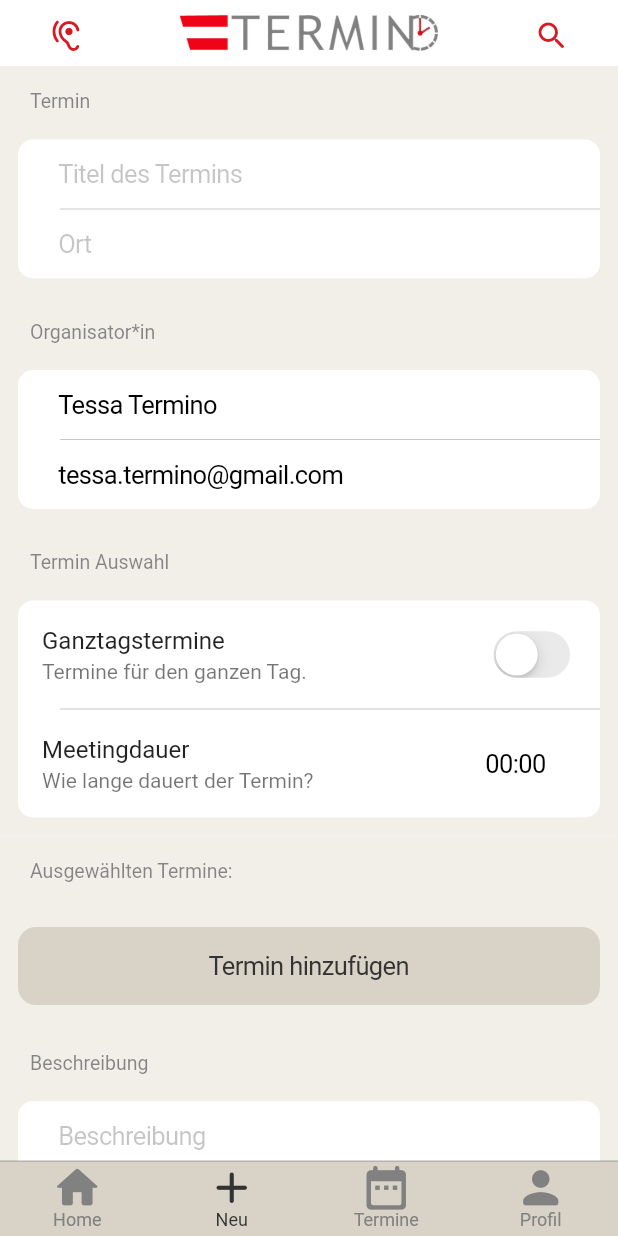
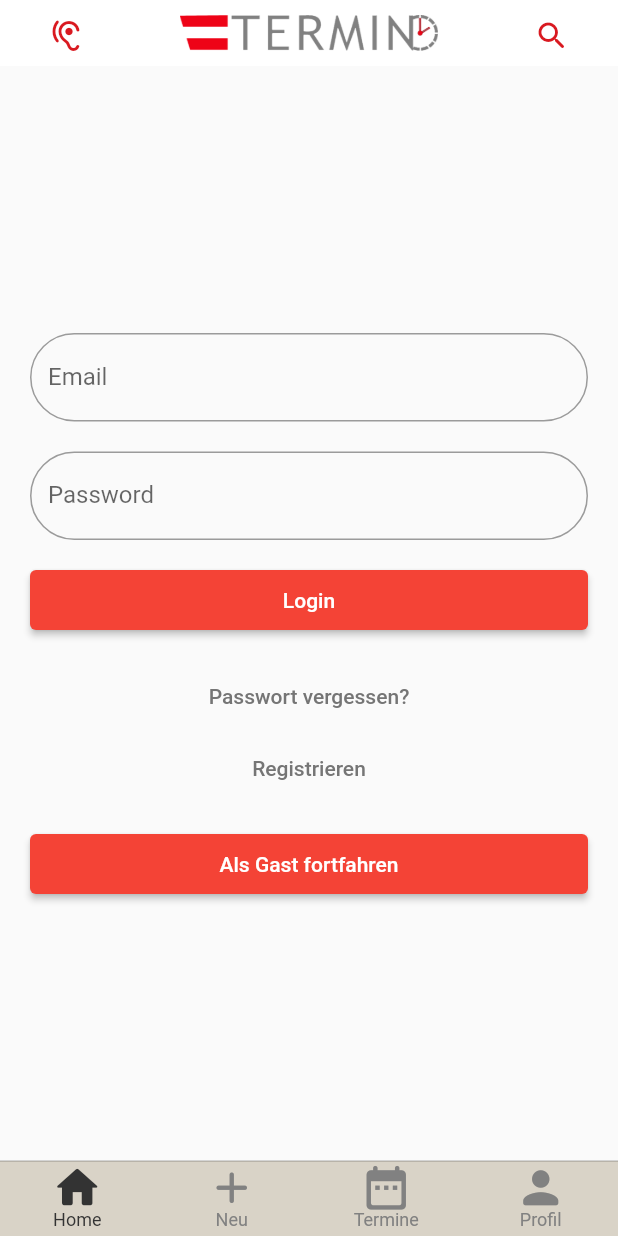
Before and after one commit to hytechat/termino-dev, a Flutter app: the screen it shows after launch, on a phone screen of 412 x 824 dp. Run offline on Flutter 3.47's test engine with Material 2 defaults, Android fonts, the phone set to English and light mode, and no system bars; our stand-ins replace email_validator, flutter_tts, fluttertoast; missing offline and left inert: syncfusion_flutter_pdfviewer, syncfusion_flutter_pdfviewer_web.

Commit message:
Login Page erstellt

```diff
--- a/frontend/lib/main.dart
+++ b/frontend/lib/main.dart
@@ -1,7 +1,10 @@
 import 'package:flutter/material.dart';
 import 'package:termino_frontend/app.dart';
+//import 'package:termino_frontend/pages/pagesGeruest/views/login_page.dart';
 
 
 void main() {
-  runApp( appBasic());
+ runApp( appBasic());
+
+ // runApp( Login());
 }
--- a/frontend/lib/pages/pagesGeruest/pagesgerues.dart
+++ b/frontend/lib/pages/pagesGeruest/pagesgerues.dart
@@ -2,6 +2,7 @@ import 'package:flutter/cupertino.dart';
 import 'package:flutter/material.dart';
 import 'package:termino_frontend/config/config_expo.dart';
 import 'package:termino_frontend/config/globale_widgets/basic_vorlese_button.dart';
+import 'package:termino_frontend/pages/pagesGeruest/views/login_page.dart';
 import 'package:termino_frontend/pages/pagesGeruest/views/termin_erstellen.dart';
 import 'package:termino_frontend/pages/pagesGeruest/views/views.dart';
 import 'package:termino_frontend/pages/pagesGeruest/views/faq_page.dart';
@@ -26,7 +27,7 @@ class _PagesGeruestState extends State<PagesGeruest> {
             switch (index) {
               //tbh weiß ned ob das auf die art und weise das betse ist tutorial wäre das vl ned schlecht https://codelabs.developers.google.com/codelabs/flutter-cupertino#2 is auch im lernpfadd
               case 0:
-                returnWidget = HomePage();
+                returnWidget = Login();
                 break;
               case 1:
                 returnWidget = TerminErstellenPage();
@@ -84,7 +85,7 @@ class _PagesGeruestState extends State<PagesGeruest> {
   CupertinoTabBar createUniversalTabBar() {
     return CupertinoTabBar(
       activeColor: Colourpalette.terminoschwarz,
-      currentIndex: 1,
+      currentIndex: 0,
       backgroundColor: Colourpalette.dunkelbeigeGrau,
       iconSize: 35,
       inactiveColor: Colourpalette.terminoGrau,
--- /dev/null
+++ b/frontend/lib/pages/pagesGeruest/views/login_page.dart
@@ -0,0 +1,91 @@
+import 'package:flutter/material.dart';
+class Login extends StatelessWidget {
+  const Login({Key? key}) : super(key: key);
+
+  // This widget is the root of your application.
+  @override
+  Widget build(BuildContext context) {
+    return MaterialApp(
+        title: 'Flutter Demo',
+        theme: ThemeData(
+          // This is the theme of your application.
+          //
+          // Try running your application with "flutter run". You'll see the
+          // application has a blue toolbar. Then, without quitting the app, try
+          // changing the primarySwatch below to Colors.green and then invoke
+          // "hot reload" (press "r" in the console where you ran "flutter run",
+          // or simply save your changes to "hot reload" in a Flutter IDE).
+          // Notice that the counter didn't reset back to zero; the application
+          // is not restarted.
+          primarySwatch: Colors.red,
+        ),
+        home: Scaffold(
+
+            body: Center(
+              child: Column(
+                crossAxisAlignment: CrossAxisAlignment.center,
+                mainAxisAlignment: MainAxisAlignment.center,
+                children: <Widget>[
+
+                  Container(
+                    padding: const EdgeInsets.fromLTRB(20, 20, 20, 0),
+                    child: TextField(
+                      decoration: InputDecoration(
+                        border: OutlineInputBorder(
+                          borderRadius: BorderRadius.circular(90.0),
+                        ),
+                        labelText: 'Email',
+                      ),
+                    ),
+                  ),
+                  Container(
+                    padding: const EdgeInsets.fromLTRB(20, 20, 20, 0),
+                    child: TextField(
+                      obscureText: true,
+                      decoration: InputDecoration(
+                        border: OutlineInputBorder(
+                          borderRadius: BorderRadius.circular(90.0),
+                        ),
+                        labelText: 'Password',
+                      ),
+                    ),
+                  ),
+                  Container(
+                      height: 80,
+                      padding: const EdgeInsets.all(20),
+                      child: ElevatedButton(
+                        style: ElevatedButton.styleFrom(
+                          minimumSize: const Size.fromHeight(50),
+                        ),
+                        child: const Text('Login'),
+                        onPressed: () {},
+                      )),
+                  TextButton(
+                    onPressed: () {},
+                    child: Text(
+                      'Passwort vergessen?',
+                      style: TextStyle(color: Colors.grey[600]),
+                    ),
+                  ),
+                  TextButton(
+                    onPressed: () {},
+                    child: Text(
+                      'Registrieren',
+                      style: TextStyle(color: Colors.grey[600]),
+                    ),
+                  ),
+                  Container(
+                      height: 80,
+                      padding: const EdgeInsets.all(20),
+                      child: ElevatedButton(
+                        style: ElevatedButton.styleFrom(
+                          minimumSize: const Size.fromHeight(50),
+                        ),
+                        child: const Text('Als Gast fortfahren'),
+                        onPressed: () {},
+                      )),
+                ],
+              ),
+            )));
+  }
+}
```
Also changed, not shown: 1 other file.
